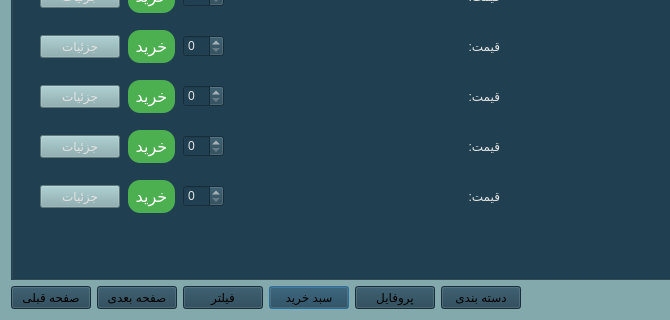
This is Project_Ap/goodslist.ui in AP-projects-4001/metagoofill as Qt 5 draws it before an edit; both pictures show x 0 to 670 and y 310 to 630 of the 840 by 630 pixel window. The edited form follows.
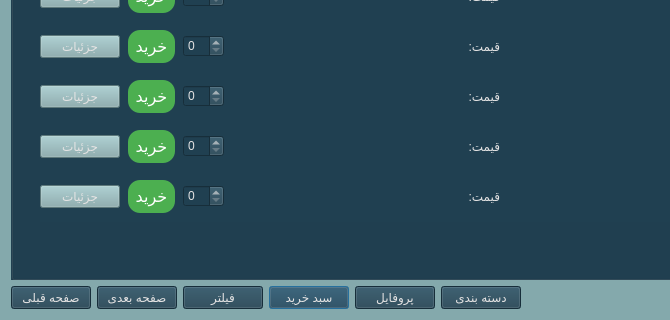
This is the edited form.

```diff
--- a/Project_Ap/goodslist.ui
+++ b/Project_Ap/goodslist.ui
@@ -21,7 +21,9 @@
     <widget class="QPushButton" name="pushButton_filter_2">
      <property name="styleSheet">
       <string notr="true">background-color: rgb(32, 64, 81);
-font: 12pt &quot;Lalezar&quot;;</string>
+color: rgb(228, 227, 227);
+font: 12pt &quot;Lalezar&quot;;
+</string>
      </property>
      <property name="text">
       <string>سبد خرید</string>
@@ -45,7 +47,9 @@
     <widget class="QPushButton" name="pushButton_next">
      <property name="styleSheet">
       <string notr="true">background-color: rgb(32, 64, 81);
-font: 12pt &quot;Lalezar&quot;;</string>
+color: rgb(228, 227, 227);
+font: 12pt &quot;Lalezar&quot;;
+</string>
      </property>
      <property name="text">
       <string>صفحه بعدی</string>
@@ -1056,7 +1060,9 @@
     <widget class="QPushButton" name="pushButton_filter_3">
      <property name="styleSheet">
       <string notr="true">background-color: rgb(32, 64, 81);
-font: 12pt &quot;Lalezar&quot;;</string>
+color: rgb(228, 227, 227);
+font: 12pt &quot;Lalezar&quot;;
+</string>
      </property>
      <property name="text">
       <string>پروفایل</string>
@@ -1067,7 +1073,9 @@
     <widget class="QPushButton" name="pushButton_filter">
      <property name="styleSheet">
       <string notr="true">background-color: rgb(32, 64, 81);
-font: 12pt &quot;Lalezar&quot;;</string>
+color: rgb(228, 227, 227);
+font: 12pt &quot;Lalezar&quot;;
+</string>
      </property>
      <property name="text">
       <string>فیلتر</string>
@@ -1078,6 +1086,7 @@
     <widget class="QPushButton" name="pushButton_prev">
      <property name="styleSheet">
       <string notr="true">background-color: rgb(32, 64, 81);
+color: rgb(228, 227, 227);
 font: 12pt &quot;Lalezar&quot;;
 </string>
      </property>
@@ -1090,7 +1099,9 @@
     <widget class="QPushButton" name="pushButton_filter_4">
      <property name="styleSheet">
       <string notr="true">background-color: rgb(32, 64, 81);
-font: 12pt &quot;Lalezar&quot;;</string>
+color: rgb(228, 227, 227);
+font: 12pt &quot;Lalezar&quot;;
+</string>
      </property>
      <property name="text">
       <string>دسته بندی</string>
```
